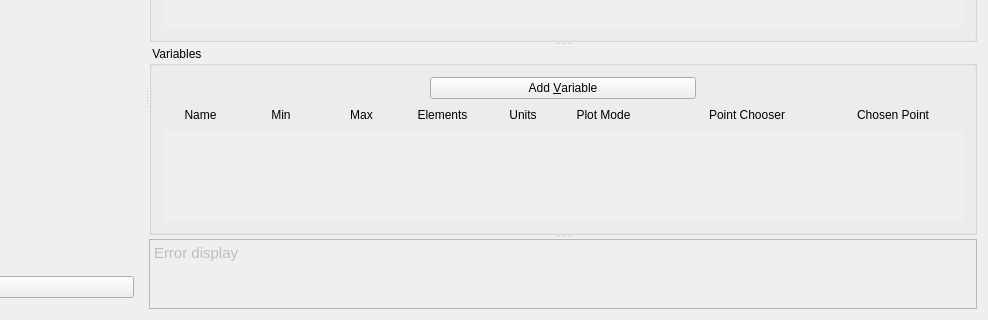
Before: the Qt Designer form bareminimumplotter.ui in xpcoffee/plotus, drawn with Qt 5; both pictures show x 288 to 1276 and y 125 to 445 of the 1276 by 445 pixel window.
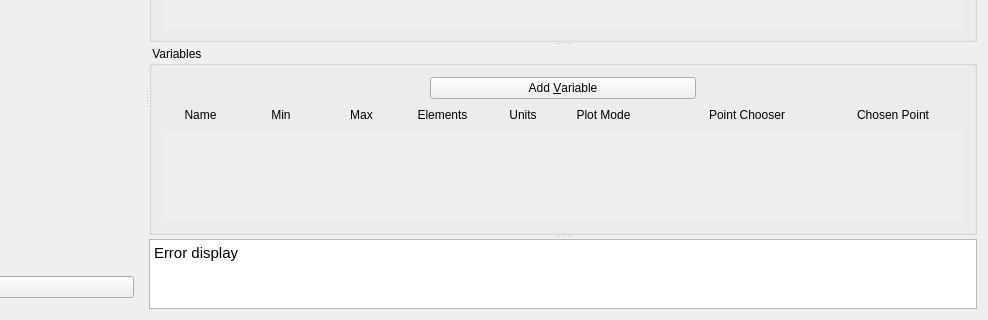
After: the same form once the commit is applied. Custom widgets are drawn as their Qt base class.

```diff
--- a/bareminimumplotter.ui
+++ b/bareminimumplotter.ui
@@ -460,7 +460,7 @@
        </widget>
        <widget class="QTextEdit" name="textEditError">
         <property name="enabled">
-         <bool>false</bool>
+         <bool>true</bool>
         </property>
         <property name="sizePolicy">
          <sizepolicy hsizetype="Expanding" vsizetype="Fixed">
```
Left out of the diff: 3 changed lines with no effect on the pictures.
